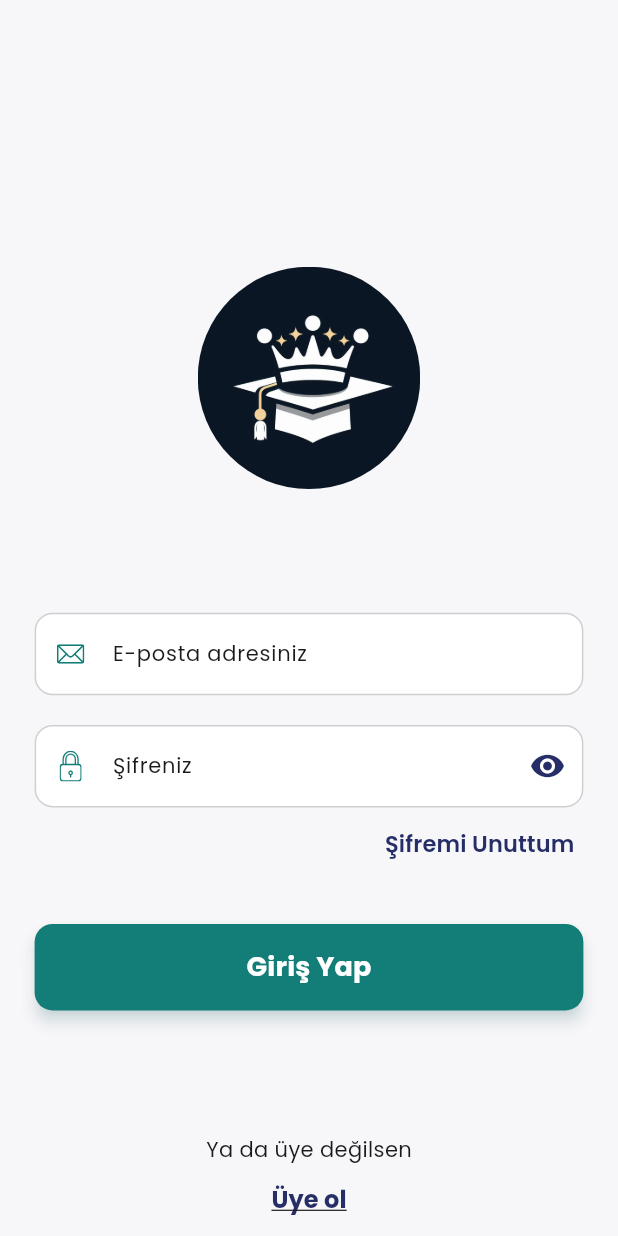
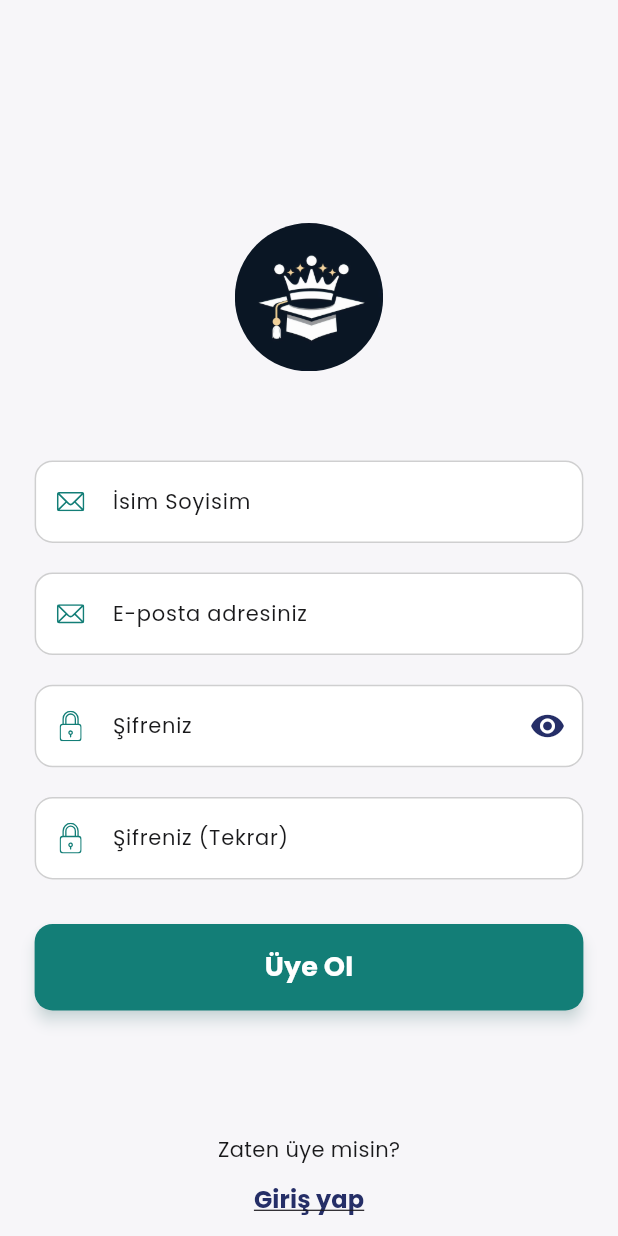
Before and after one commit to burhancabiroglu/transportation-client-system, a Flutter app: the LoginScreen screen opened by its route, after a tap on "Üye ol", on a phone screen of 412 x 824 dp. Run offline on Flutter 3.47's test engine with Material 3 defaults, Android fonts, the phone set to English and light mode, and no system bars; drawn by our look-alikes of flutter_form_builder; our stand-ins replace flutter_bloc, flutter_svg, font_awesome_flutter, form_builder_validators, google_nav_bar, lottie and 3 more.

Commit message:
webview feature implemented

```diff
--- a/lib/src/ui/routes/main.routes.dart
+++ b/lib/src/ui/routes/main.routes.dart
@@ -1,6 +1,7 @@
 import 'package:babiconsultancy/src/ui/screens/aboutus/about_us_screen.dart';
 import 'package:babiconsultancy/src/ui/screens/login/login_screen.dart';
 import 'package:babiconsultancy/src/ui/screens/main/main_screen.dart';
+import 'package:babiconsultancy/src/ui/screens/register/register_screen.dart';
 import 'package:babiconsultancy/src/ui/screens/result/success_screen.dart';
 import 'package:babiconsultancy/src/ui/screens/splash/splash_screen.dart';
 import 'package:babiconsultancy/src/ui/screens/welcome/welcome_screen.dart';
@@ -8,6 +9,8 @@ import 'package:flutter/material.dart';
 
 Route mainRoutes(RouteSettings settings) {
   switch (settings.name) {
+    case RegisterScreen.route:
+      return MaterialPageRoute(builder: (_) => const RegisterScreen());
     case LoginScreen.route:
       return MaterialPageRoute(builder: (_) => const LoginScreen());
     case SplashScreen.route:
--- /dev/null
+++ b/lib/src/ui/screens/aboutus/about_us_cubit.dart
@@ -0,0 +1,30 @@
+import 'dart:ui';
+
+import 'package:flutter_bloc/flutter_bloc.dart';
+import 'package:webview_flutter/webview_flutter.dart';
+
+class AboutUsCubit extends Cubit {
+  AboutUsCubit(): super(0);
+
+
+  final controller = WebViewController()
+  ..setJavaScriptMode(JavaScriptMode.unrestricted)
+  ..setBackgroundColor(const Color(0x00000000))
+  ..setNavigationDelegate(
+    NavigationDelegate(
+      onProgress: (int progress) {
+        // Update loading bar.
+      },
+      onPageStarted: (String url) {},
+      onPageFinished: (String url) {},
+      onWebResourceError: (WebResourceError error) {},
+      onNavigationRequest: (NavigationRequest request) {
+        if (request.url.startsWith('https://www.youtube.com/')) {
+          return NavigationDecision.prevent;
+        }
+        return NavigationDecision.navigate;
+      },
+    ),
+  )
+  ..loadRequest(Uri.parse('https://flutter.dev'));
+}
--- a/lib/src/ui/screens/aboutus/about_us_screen.dart
+++ b/lib/src/ui/screens/aboutus/about_us_screen.dart
@@ -1,5 +1,8 @@
 import 'package:babiconsultancy/src/core/base/core_stateless_widget.dart';
+import 'package:babiconsultancy/src/ui/screens/aboutus/about_us_cubit.dart';
 import 'package:flutter/material.dart';
+import 'package:flutter_bloc/flutter_bloc.dart';
+import 'package:webview_flutter/webview_flutter.dart';
 
 class AboutUsScreen extends CoreStatelessWidget {
   static const String route = "about_us";
@@ -8,6 +11,7 @@ class AboutUsScreen extends CoreStatelessWidget {
 
   @override
   Widget build(BuildContext context) {
-    return const Placeholder();
+    final bloc = BlocProvider.of<AboutUsCubit>(context);
+    return WebViewWidget(controller: bloc.controller);
   }
 }
--- a/lib/src/ui/screens/home/home_bloc.dart
+++ /dev/null
@@ -1,5 +0,0 @@
-import 'package:flutter_bloc/flutter_bloc.dart';
-
-class HomeBloc extends Cubit {
-  HomeBloc(): super(null);
-}
--- /dev/null
+++ b/lib/src/ui/screens/home/home_cubit.dart
@@ -0,0 +1,11 @@
+import 'package:babiconsultancy/src/ui/routes/core_router.dart';
+import 'package:babiconsultancy/src/ui/screens/aboutus/about_us_screen.dart';
+import 'package:flutter_bloc/flutter_bloc.dart';
+
+class HomeCubit extends Cubit {
+  HomeCubit(): super(null);
+
+  void navigateToAboutUs() {
+    CoreRouter.main.pushNamed(AboutUsScreen.route);
+  }
+}
--- a/lib/src/ui/screens/login/login_cubit.dart
+++ b/lib/src/ui/screens/login/login_cubit.dart
@@ -1,3 +1,5 @@
+import 'package:babiconsultancy/src/ui/routes/core_router.dart';
+import 'package:babiconsultancy/src/ui/screens/register/register_screen.dart';
 import 'package:flutter/material.dart';
 import 'package:flutter_bloc/flutter_bloc.dart';
 import 'package:flutter_form_builder/flutter_form_builder.dart';
@@ -11,4 +13,7 @@ class LoginCubit extends Cubit {
   LoginCubit(): super(0);
 
 
+  void routeToRegister() {
+    CoreRouter.main.popAndPushNamed(RegisterScreen.route);
+  }
 }
--- a/lib/src/ui/screens/login/login_screen.dart
+++ b/lib/src/ui/screens/login/login_screen.dart
@@ -58,7 +58,7 @@ class LoginScreenState extends CoreWidgetState<LoginScreen> {
                                   decoration: TextDecoration.underline,
                                   color: theme.colorScheme.primary
                                 ),
-                                onPressed: () {},
+                                onPressed: bloc.routeToRegister,
                               ),
                             ]
                           ),
--- a/lib/src/ui/screens/register/register_cubit.dart
+++ b/lib/src/ui/screens/register/register_cubit.dart
@@ -1,3 +1,5 @@
+import 'package:babiconsultancy/src/ui/routes/core_router.dart';
+import 'package:babiconsultancy/src/ui/screens/login/login_screen.dart';
 import 'package:flutter/material.dart';
 import 'package:flutter_bloc/flutter_bloc.dart';
 import 'package:flutter_form_builder/flutter_form_builder.dart';
@@ -6,9 +8,15 @@ class RegisterCubit extends Cubit {
   static const String fullname = "email";
   static const String email = "email";
   static const String password = "password";
+  static const String passwordAgain = "password_again";
+
   final formKey = GlobalKey<FormBuilderState>();
 
   RegisterCubit(): super(0);
 
 
+  void routeToLogin() {
+    CoreRouter.main.popAndPushNamed(LoginScreen.route);
+  }
+
 }
--- a/lib/src/ui/screens/register/register_form.dart
+++ b/lib/src/ui/screens/register/register_form.dart
@@ -27,8 +27,21 @@ class RegisterForm extends CoreStatelessWidget {
         crossAxisAlignment: CrossAxisAlignment.center,
         children: [
           FormBuilderTextField(
+            name: RegisterCubit.fullname,
+            keyboardType: TextInputType.name,
+            textInputAction: TextInputAction.next,
+            style: theme.textStyle.body04,
+            validator: FormBuilderValidators.compose([
+              FormBuilderValidators.required(errorText: "İsim Soyisim boş olamaz"),
+            ]),
+            decoration: theme.inputDecoration(
+              hintText: 'İsim Soyisim',
+              prefixIcon: Assets.email.toSvg(padding: EdgeInsets.all(18.h)),
+            ),
+          ),
+          SizedBox(height: 24.h),
+          FormBuilderTextField(
             name: RegisterCubit.email,
-            autofillHints: const <String>[AutofillHints.email],
             keyboardType: TextInputType.emailAddress,
             textInputAction: TextInputAction.next,
             style: theme.textStyle.body04,
@@ -47,11 +60,13 @@ class RegisterForm extends CoreStatelessWidget {
             builder: (context, snapshot) =>
               FormBuilderTextField(
                 autocorrect: false,
-                autofillHints: const <String>[AutofillHints.password],
                 style: theme.textStyle.body04,
                 name: RegisterCubit.password,
                 validator: FormBuilderValidators.compose([
-                  FormBuilderValidators.required(errorText: "Şifre boş olamaz")
+                  FormBuilderValidators.required(errorText: "Şifre boş olamaz"),
+                  FormBuilderValidators.minLength(6,errorText: "Minimum 6 karakterden oluşmalı"),
+                  FormBuilderValidators.match(r'[A-Z]',errorText: "En az bir büyük harf içermeli"),
+                  FormBuilderValidators.match(r'\d',errorText: "En az bir rakam içermeli")
                 ]),
                 obscureText: snapshot.data ?? false,
                 decoration: theme.inputDecoration(
@@ -68,7 +83,24 @@ class RegisterForm extends CoreStatelessWidget {
                 ),
               )
           ),
-
+          SizedBox(height: 24.h),
+          FormBuilderTextField(
+            autocorrect: false,
+            style: theme.textStyle.body04,
+            name: RegisterCubit.passwordAgain,
+            validator: FormBuilderValidators.compose([
+              FormBuilderValidators.required(errorText: "Şifre boş olamaz"),
+              FormBuilderValidators.equal(
+                cubit.formKey.currentState?.fields[RegisterCubit.passwordAgain]?.value.toString()?? "",
+                errorText: "Parolalar eşleşmiyor"
+              ),
+            ]),
+            obscureText: true,
+            decoration: theme.inputDecoration(
+              hintText: 'Şifreniz (Tekrar)',
+              prefixIcon: Assets.padlock.toSvg(padding: EdgeInsets.all(18.h)),
+            ),
+          ),
           SizedBox(height: 36.h),
           PrimaryVariantButton(
             text: "Üye Ol",
--- a/lib/src/ui/screens/register/register_screen.dart
+++ b/lib/src/ui/screens/register/register_screen.dart
@@ -39,11 +39,11 @@ class RegisterScreenState extends CoreWidgetState<RegisterScreen> {
                           borderRadius: BorderRadius.circular(500),
                           child: Image.asset(
                             Assets.app_logo,
-                            width: 180.h,
-                            height: 180.h,
+                            width: 120.h,
+                            height: 120.h,
                             )
                         ),
-                        SizedBox(height: 100.h),
+                        SizedBox(height: 72.h),
                         RegisterForm(cubit: bloc),
                         SizedBox(height: 100.h),
                         AnimatedOpacity(
@@ -51,14 +51,14 @@ class RegisterScreenState extends CoreWidgetState<RegisterScreen> {
                           duration: const Duration(milliseconds: 400),
                           child: Column(
                             children: [
-                              Text( "Ya da üye değilsen", style: theme.textStyle.callout02),
+                              Text( "Zaten üye misin?", style: theme.textStyle.callout02),
                               CoreTextButton(
-                                text:  "Üye ol",
+                                text:  "Giriş yap",
                                 style: theme.textStyle.body01.copyWith(
                                   decoration: TextDecoration.underline,
                                   color: theme.colorScheme.primary
                                 ),
-                                onPressed: () {},
+                                onPressed: bloc.routeToLogin,
                               ),
                             ]
                           ),
--- a/pubspec.yaml
+++ b/pubspec.yaml
@@ -18,6 +18,7 @@ dependencies:
   form_builder_validators: ^9.1.0
   unicons: ^2.1.1
   flutter_bloc: ^8.1.4
+  webview_flutter: ^4.7.0
   flutter:
     sdk: flutter
 
```
Also changed, not shown: lib/main.dart (+6 -2 lines), lib/src/core/config/assets.dart (+17 -4 lines), lib/src/ui/screens/home/home_screen.dart (+6 -1 lines), lib/src/ui/screens/splash/splash_screen.dart (+4 -9 lines), pubspec.lock, 3 other files.
